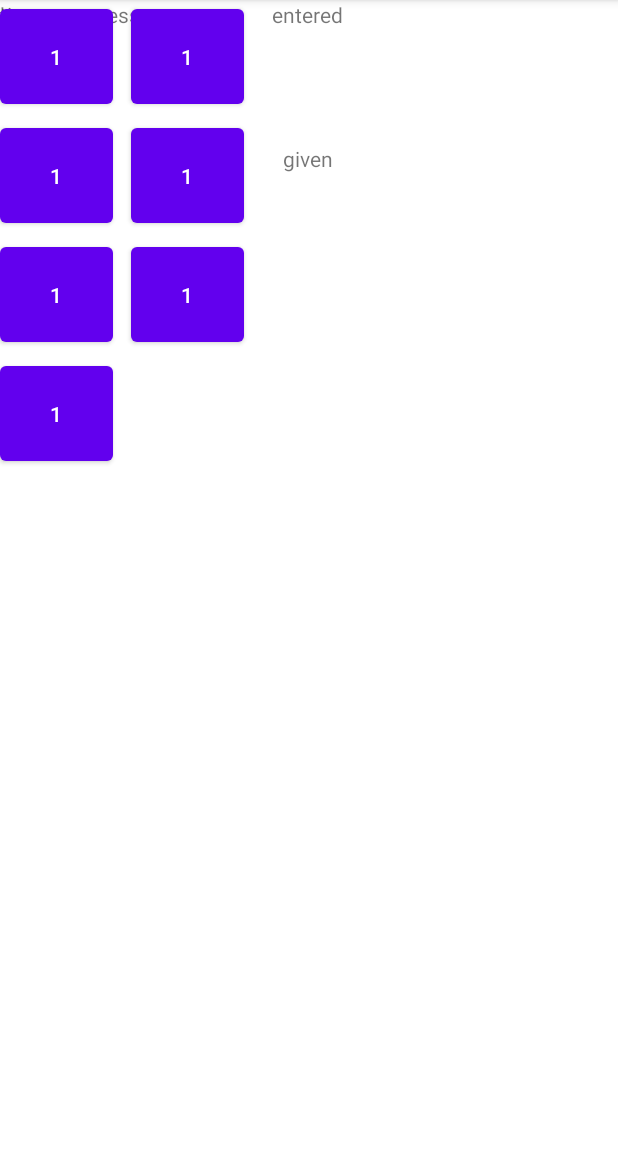
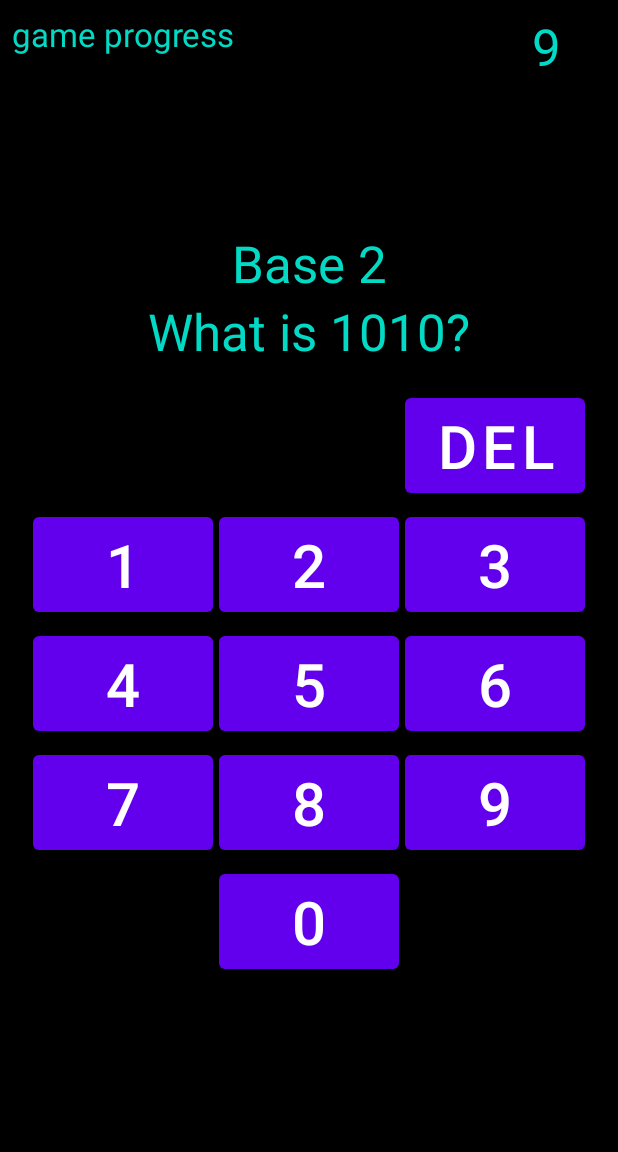
Before and after one commit to DerekDC96/AndroidBaseGame, an Android app: the CustomizeGameActivity screen opened directly, with no data from a screen before it, after a tap on "START", on a phone screen of 412 x 824 dp, the part 84-1236 px from its top. Run offline under Robolectric (Android 15) with nearby library versions, the phone set to English and light mode, and no system bars; 1 statement that could not run was skipped; 3 other taps on this screen came first.

Commit message:
game activity updated

```diff
--- a/app/src/main/AndroidManifest.xml
+++ b/app/src/main/AndroidManifest.xml
@@ -9,6 +9,12 @@
         android:roundIcon="@mipmap/ic_launcher_round"
         android:supportsRtl="true"
         android:theme="@style/Theme.TheBaseGame">
+        <activity
+            android:name=".UI.ViewRecordActivity"
+            android:exported="false" />
+        <activity
+            android:name=".UI.ScoreScreenActivity"
+            android:exported="false" />
         <activity
             android:name=".UI.GameActivity"
             android:exported="false" />
--- a/app/src/main/java/com/example/thebasegame/UI/CustomizeGameActivity.java
+++ b/app/src/main/java/com/example/thebasegame/UI/CustomizeGameActivity.java
@@ -28,14 +28,14 @@ public class CustomizeGameActivity extends AppCompatActivity {
         Button hard = findViewById(R.id.hard);
         easy.setBackgroundColor(Color.BLUE);
         int[] mode = new int[2]; // array allows inner classes to modify outer variables
-        mode[0] = 0;
+        mode[0] = 3;
         easy.setOnClickListener(new View.OnClickListener() {
             @Override
             public void onClick(View view) {
                 easy.setBackgroundColor(Color.BLUE);
                 med.setBackgroundColor(Color.RED);
                 hard.setBackgroundColor(Color.RED);
-                mode[0] = 0;
+                mode[0] = 3;
             }
         });
         med.setOnClickListener(new View.OnClickListener() {
@@ -44,7 +44,7 @@ public class CustomizeGameActivity extends AppCompatActivity {
                 easy.setBackgroundColor(Color.RED);
                 med.setBackgroundColor(Color.BLUE);
                 hard.setBackgroundColor(Color.RED);
-                mode[0] = 1;
+                mode[0] = 2;
             }
         });
         hard.setOnClickListener(new View.OnClickListener() {
@@ -79,7 +79,6 @@ public class CustomizeGameActivity extends AppCompatActivity {
         startGame.setOnClickListener(new View.OnClickListener() {
             @Override
             public void onClick(View view) {
-                //mode[1] = (int)spinner.getSelectedItem();
                 Intent intent = new Intent(CustomizeGameActivity.this, GameActivity.class);
                 Game g = new Game(mode[1], mode[0]);
                 intent.putExtra("game", g);
--- a/app/src/main/java/com/example/thebasegame/UI/GameActivity.java
+++ b/app/src/main/java/com/example/thebasegame/UI/GameActivity.java
@@ -2,7 +2,9 @@ package com.example.thebasegame.UI;
 
 import androidx.appcompat.app.AppCompatActivity;
 
+import android.content.Intent;
 import android.os.Bundle;
+import android.os.CountDownTimer;
 import android.view.View;
 import android.widget.Button;
 import android.widget.TextView;
@@ -14,6 +16,15 @@ import com.example.thebasegame.model.Question;
 public class GameActivity extends AppCompatActivity implements View.OnClickListener {
     Button[] buttons;
     TextView enteredText;
+    Game g;
+    Question q;
+
+    TextView baseText;
+    TextView questionText;
+    TextView gameProgressText;
+    TextView timerText;
+
+    CountDownTimer cd;
 
     @Override
     protected void onCreate(Bundle savedInstanceState) {
@@ -21,16 +32,16 @@ public class GameActivity extends AppCompatActivity implements View.OnClickListe
         setContentView(R.layout.game);
 
         Bundle extras = getIntent().getExtras();
-        Game g = (Game)extras.get("game");
-        Question q = g.getNextQuestion();
+        g = (Game)extras.get("game");
 
-        TextView gameProgressText = findViewById(R.id.gameProgress);
-        TextView timerText = findViewById(R.id.timer);
-        TextView baseText = findViewById(R.id.base);
-        TextView givenText = findViewById(R.id.givenNumber);
+        timerText = findViewById(R.id.timer);
+
+        baseText = findViewById(R.id.base);
+        baseText.setText("Base " + String.valueOf(g.getBase()));
+        questionText = findViewById(R.id.givenNumber);
         enteredText = findViewById(R.id.entered);
 
-        buttons = new Button[10];
+        buttons = new Button[11];
         buttons[0] = findViewById(R.id.zero);buttons[0].setOnClickListener(this);
         buttons[1] = findViewById(R.id.one);buttons[1].setOnClickListener(this);
         buttons[2] = findViewById(R.id.two);buttons[2].setOnClickListener(this);
@@ -41,7 +52,9 @@ public class GameActivity extends AppCompatActivity implements View.OnClickListe
         buttons[7] = findViewById(R.id.seven);buttons[7].setOnClickListener(this);
         buttons[8] = findViewById(R.id.eight);buttons[8].setOnClickListener(this);
         buttons[9] = findViewById(R.id.nine);buttons[9].setOnClickListener(this);
+        buttons[10] = findViewById(R.id.del);buttons[10].setOnClickListener(this);
 
+        updateContent();
     }
 
     @Override
@@ -77,9 +90,48 @@ public class GameActivity extends AppCompatActivity implements View.OnClickListe
             case R.id.nine:
                 enteredText.append("9");
                 break;
+            case R.id.del:
+                String text = enteredText.getText().toString();
+                if (text.length() > 0) {
+                    text = text.substring(0, text.length() - 1);
+                }
+                enteredText.setText(text);
             default:
                 break;
 
         }
     }
+
+    public void updateContent() {
+        if (g.getCurrQuestionIndex() == g.getNUMQUESTIONS()) {
+            Intent intent = new Intent(GameActivity.this, ScoreScreenActivity.class);
+            intent.putExtra("game", g);
+            startActivity(intent);
+        } else {
+            gameProgressText.setText("Game progress: " + g.getCurrQuestionIndex() + "/" + g.getNUMQUESTIONS() + "\n" +
+                    "Current score: " + g.getScore() + "/" + g.getMaxScore());
+            enteredText.setText("");
+            q = g.getCurrQuestion();
+            questionText.setText(q.toString());
+            cd = new CountDownTimer(10000, 1000) {
+
+                @Override
+                public void onTick(long millisUntilFinished) {
+                    timerText.setText(""+millisUntilFinished/1000);
+                }
+
+                @Override
+                public void onFinish() {
+                    String entered = enteredText.getText().toString();
+                    if (entered != "") {
+                        g.processAnswer(entered);
+                    }
+                    g.nextQuestion();
+                    updateContent();
+                }
+            }.start();
+
+        }
+
+    }
 }
--- a/app/src/main/java/com/example/thebasegame/model/Game.java
+++ b/app/src/main/java/com/example/thebasegame/model/Game.java
@@ -1,4 +1,6 @@
 package com.example.thebasegame.model;
+
+import android.util.Log;
 
 import java.io.Serializable;
 import java.util.ArrayList;
@@ -13,31 +15,36 @@ public class Game implements Serializable {
 
     private int score;
     private int maxScore = 100;
-    private int curQuestion;
+    private int curQuestionIndex;
 
     // EFFECTS: Constructs a game with given base number
     public Game(int base, int diff) {
         this.diff = diff;
         this.base = base;
-        this.bits = 8;
+        this.bits = 4;
         questionList = new ArrayList<>(NUMQUESTIONS);
-        curQuestion = 0;
+        curQuestionIndex = 0;
         generateQuestions();
     }
 
     // REQUIRES: curQuestion is valid index
     // MODIFIES:this
-    // EFFECTS: returns the next question
-    public Question getNextQuestion() {
-        Question ret = questionList.get(curQuestion);
-        curQuestion++;
-        return ret;
+    // EFFECTS: returns the curr question
+    public Question getCurrQuestion() {
+        return questionList.get(curQuestionIndex);
+
     }
 
     // MODIFIES: this
-    // EFFECTS: increases curQuestion by 1 and adds calculated score from question to score
+    // EFFECTS: adds calculated score from question to score
     public void processAnswer(String answer) {
-        score += getNextQuestion().calculateScore(answer);
+        int calc = getCurrQuestion().calculateScore(answer);
+
+        score += calc;
+    }
+
+    public void nextQuestion() {
+        curQuestionIndex++;
     }
 
 
@@ -51,5 +58,23 @@ public class Game implements Serializable {
         return score;
     }
 
+    public int getNUMQUESTIONS() {
+        return NUMQUESTIONS;
+    }
 
+    public int getBase() {
+        return base;
+    }
+
+    public int getMaxScore() {
+        return maxScore;
+    }
+
+    public int getCurrQuestionIndex() {
+        return curQuestionIndex;
+    }
+
+    public int getDiff() {
+        return diff;
+    }
 }
--- a/app/src/main/java/com/example/thebasegame/model/Question.java
+++ b/app/src/main/java/com/example/thebasegame/model/Question.java
@@ -1,6 +1,10 @@
 package com.example.thebasegame.model;
 
-public class Question {
+import android.util.Log;
+
+import java.io.Serializable;
+
+public class Question implements Serializable {
 
     // diff is the maximum log distance from correct answer to receive any points, 0 is hardest
     private int diff;
@@ -53,13 +57,13 @@ public class Question {
     // EFFECTS: returns the scored points for a given answer
     //          which depends on the logarithmic distances
     public int calculateScore(String answer) {
-        int ans = baseToTen(answer);
 
-        double dist = logDist(ans);
+        double dist = logDist(Integer.valueOf(answer));
+
         if (dist >= diff) {
             return 0;
         } else {
-            return (int)(value - (dist/diff * value));
+            return (int)(value - (dist* value/diff));
         }
     }
 
@@ -71,6 +75,6 @@ public class Question {
 
     @Override
     public String toString() {
-        return "What is " + number + "?";
+        return "What is " + tenToBase() + "?";
     }
 }
--- a/app/src/main/res/layout/game.xml
+++ b/app/src/main/res/layout/game.xml
@@ -4,104 +4,137 @@
     xmlns:tools="http://schemas.android.com/tools"
     android:layout_width="match_parent"
     android:layout_height="match_parent"
+    android:background = "@color/black"
     tools:context=".UI.GameActivity">
 
     <Button
         android:id="@+id/five"
-        android:layout_width="75dp"
+        android:layout_width="120dp"
         android:layout_height="75dp"
         android:layout_marginTop="4dp"
-        android:text="1"
-        app:layout_constraintTop_toBottomOf="@+id/two"
-        tools:layout_editor_absoluteX="168dp" />
+        android:text="5"
+        android:textSize="40sp"
+        app:layout_constraintEnd_toEndOf="parent"
+        app:layout_constraintStart_toStartOf="parent"
+        app:layout_constraintTop_toBottomOf="@+id/two" />
 
     <Button
         android:id="@+id/one"
-        android:layout_width="75dp"
+        android:layout_width="120dp"
         android:layout_height="75dp"
-        android:layout_marginEnd="12dp"
-        android:layout_marginRight="12dp"
+        android:layout_marginEnd="4dp"
+        android:layout_marginRight="4dp"
+        android:layout_marginBottom="16dp"
         android:text="1"
+        android:textSize="40sp"
+        app:layout_constraintBottom_toBottomOf="parent"
         app:layout_constraintEnd_toStartOf="@+id/two"
-        tools:layout_editor_absoluteY="258dp" />
+        app:layout_constraintTop_toTopOf="parent" />
 
     <Button
         android:id="@+id/two"
-        android:layout_width="75dp"
+        android:layout_width="120dp"
         android:layout_height="75dp"
-        android:text="1"
-        tools:layout_editor_absoluteX="168dp"
-        tools:layout_editor_absoluteY="258dp" />
+        android:layout_marginBottom="16dp"
+        android:text="2"
+        android:textSize="40sp"
+        app:layout_constraintBottom_toBottomOf="parent"
+        app:layout_constraintEnd_toEndOf="parent"
+        app:layout_constraintStart_toStartOf="parent"
+        app:layout_constraintTop_toTopOf="parent" />
 
     <Button
         android:id="@+id/three"
-        android:layout_width="75dp"
+        android:layout_width="120dp"
         android:layout_height="75dp"
-        android:layout_marginStart="12dp"
-        android:layout_marginLeft="12dp"
-        android:text="1"
+        android:layout_marginStart="4dp"
+        android:layout_marginLeft="4dp"
+        android:layout_marginBottom="16dp"
+        android:text="3"
+        android:textSize="40sp"
+        app:layout_constraintBottom_toBottomOf="parent"
         app:layout_constraintStart_toEndOf="@+id/two"
-        tools:layout_editor_absoluteY="258dp" />
+        app:layout_constraintTop_toTopOf="parent" />
 
     <Button
         android:id="@+id/four"
-        android:layout_width="75dp"
+        android:layout_width="120dp"
         android:layout_height="75dp"
         android:layout_marginTop="4dp"
-        android:layout_marginEnd="12dp"
-        android:layout_marginRight="12dp"
-        android:text="1"
+        android:layout_marginEnd="4dp"
+        android:layout_marginRight="4dp"
+        android:text="4"
+        android:textSize="40sp"
         app:layout_constraintEnd_toStartOf="@+id/five"
         app:layout_constraintTop_toBottomOf="@+id/one" />
 
     <Button
         android:id="@+id/seven"
-        android:layout_width="75dp"
+        android:layout_width="120dp"
         android:layout_height="75dp"
         android:layout_marginTop="4dp"
-        android:layout_marginEnd="12dp"
-        android:layout_marginRight="12dp"
-        android:text="1"
+        android:layout_marginEnd="4dp"
+        android:layout_marginRight="4dp"
+        android:text="7"
+        android:textSize="40sp"
         app:layout_constraintEnd_toStartOf="@+id/eight"
         app:layout_constraintTop_toBottomOf="@+id/four" />
 
     <Button
         android:id="@+id/eight"
-        android:layout_width="75dp"
+        android:layout_width="120dp"
         android:layout_height="75dp"
         android:layout_marginTop="4dp"
-        android:text="1"
-        app:layout_constraintTop_toBottomOf="@+id/five"
-        tools:layout_editor_absoluteX="168dp" />
+        android:text="8"
+        android:textSize="40sp"
+        app:layout_constraintEnd_toEndOf="parent"
+        app:layout_constraintStart_toStartOf="parent"
+        app:layout_constraintTop_toBottomOf="@+id/five" />
 
     <Button
         android:id="@+id/zero"
-        android:layout_width="75dp"
+        android:layout_width="120dp"
         android:layout_height="75dp"
         android:layout_marginTop="4dp"
-        android:text="1"
-        app:layout_constraintTop_toBottomOf="@+id/eight"
-        tools:layout_editor_absoluteX="168dp" />
+        android:text="0"
+        android:textSize="40sp"
+        app:layout_constraintEnd_toEndOf="parent"
+        app:layout_constraintStart_toStartOf="parent"
+        app:layout_constraintTop_toBottomOf="@+id/eight" />
+
+    <Button
+        android:id="@+id/del"
+        android:layout_width="120dp"
+        android:layout_height="75dp"
+        android:layout_marginStart="4dp"
+        android:layout_marginLeft="4dp"
+        android:layout_marginBottom="4dp"
+        android:text="del"
+        android:textSize="40sp"
+        app:layout_constraintBottom_toTopOf="@+id/three"
+        app:layout_constraintStart_toEndOf="@+id/two" />
 
     <Button
         android:id="@+id/nine"
-        android:layout_width="75dp"
+        android:layout_width="120dp"
         android:layout_height="75dp"
-        android:layout_marginStart="12dp"
-        android:layout_marginLeft="12dp"
+        android:layout_marginStart="4dp"
+        android:layout_marginLeft="4dp"
         android:layout_marginTop="4dp"
-        android:text="1"
+        android:text="9"
+        android:textSize="40sp"
         app:layout_constraintStart_toEndOf="@+id/eight"
         app:layout_constraintTop_toBottomOf="@+id/six" />
 
     <Button
         android:id="@+id/six"
-        android:layout_width="75dp"
+        android:layout_width="120dp"
         android:layout_height="75dp"
-        android:layout_marginStart="12dp"
-        android:layout_marginLeft="12dp"
+        android:layout_marginStart="4dp"
+        android:layout_marginLeft="4dp"
         android:layout_marginTop="4dp"
-        android:text="1"
+        android:text="6"
+        android:textSize="40sp"
         app:layout_constraintStart_toEndOf="@+id/five"
         app:layout_constraintTop_toBottomOf="@+id/three" />
 
@@ -109,45 +142,73 @@
         android:id="@+id/givenNumber"
         android:layout_width="wrap_content"
         android:layout_height="wrap_content"
-        android:layout_marginTop="96dp"
+        android:layout_marginBottom="16dp"
+        android:background="@color/black"
         android:text="given"
+        android:textColor="@color/teal_200"
+        android:textSize="34sp"
+        app:layout_constraintBottom_toTopOf="@+id/del"
         app:layout_constraintEnd_toEndOf="parent"
-        app:layout_constraintHorizontal_bias="0.498"
-        app:layout_constraintStart_toStartOf="parent"
-        app:layout_constraintTop_toTopOf="parent" />
+        app:layout_constraintStart_toStartOf="parent" />
 
     <TextView
         android:id="@+id/entered"
         android:layout_width="wrap_content"
         android:layout_height="wrap_content"
-        android:text="entered"
+        android:layout_marginTop="8dp"
+        android:layout_marginBottom="16dp"
+        android:background="@color/black"
+        android:textColor="@color/teal_200"
+
+        android:textSize="34sp"
+        app:layout_constraintBottom_toBottomOf="parent"
         app:layout_constraintEnd_toEndOf="parent"
         app:layout_constraintHorizontal_bias="0.498"
         app:layout_constraintStart_toStartOf="parent"
-        tools:layout_editor_absoluteY="590dp" />
+        app:layout_constraintTop_toBottomOf="@+id/zero" />
+
 
     <TextView
-        android:id="@+id/gameProgress"
+        android:id="@+id/game_progress"
         android:layout_width="wrap_content"
         android:layout_height="wrap_content"
+        android:layout_marginStart="8dp"
+        android:layout_marginLeft="8dp"
+        android:layout_marginTop="8dp"
+        android:background="@color/black"
+        android:singleLine="false"
         android:text="game progress"
-        tools:layout_editor_absoluteX="16dp"
-        tools:layout_editor_absoluteY="16dp" />
+        android:textColor="@color/teal_200"
+        android:textSize="22sp"
+        app:layout_constraintEnd_toStartOf="@+id/timer"
+        app:layout_constraintHorizontal_bias="0.0"
+        app:layout_constraintStart_toStartOf="parent"
+        app:layout_constraintTop_toTopOf="parent" />
 
     <TextView
         android:id="@+id/timer"
-        android:layout_width="76dp"
-        android:layout_height="67dp"
+        android:layout_width="49dp"
+        android:layout_height="42dp"
+        android:layout_marginTop="8dp"
+        android:layout_marginEnd="8dp"
+        android:layout_marginRight="8dp"
+        android:background="@color/black"
         android:text="timer"
-        tools:layout_editor_absoluteX="319dp"
-        tools:layout_editor_absoluteY="29dp" />
+        android:textColor="@color/teal_200"
+        android:textSize="34sp"
+        app:layout_constraintEnd_toEndOf="parent"
+        app:layout_constraintTop_toTopOf="parent" />
 
     <TextView
         android:id="@+id/base"
         android:layout_width="wrap_content"
         android:layout_height="wrap_content"
+        android:background="@color/black"
         android:text="base"
-        tools:layout_editor_absoluteX="176dp"
-        tools:layout_editor_absoluteY="70dp" />
+        android:textColor="@color/teal_200"
+        android:textSize="34sp"
+        app:layout_constraintBottom_toTopOf="@+id/givenNumber"
+        app:layout_constraintEnd_toEndOf="parent"
+        app:layout_constraintStart_toStartOf="parent" />
 
 </androidx.constraintlayout.widget.ConstraintLayout>
```
Also changed, not shown: app/build.gradle (+14 -0 lines), app/src/main/java/com/example/thebasegame/UI/ScoreScreenActivity.java (added, +59 -0 lines), app/src/main/java/com/example/thebasegame/UI/ViewRecordActivity.java (added, +16 -0 lines), app/src/main/res/layout/score_screen.xml (added, +40 -0 lines), app/src/main/res/layout/view_record.xml (added, +20 -0 lines).
